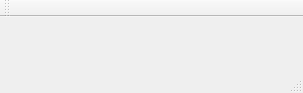
First picture: the form in mainwindow.ui, repository mission-young/QSingleTCanvas, before the edit.
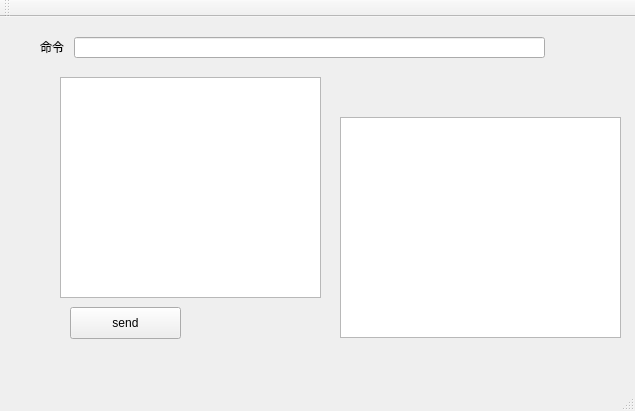
Second picture: the form after the edit.

Patch:
```diff
--- a/mainwindow.ui
+++ b/mainwindow.ui
@@ -6,14 +6,71 @@
    <rect>
     <x>0</x>
     <y>0</y>
-    <width>303</width>
-    <height>93</height>
+    <width>635</width>
+    <height>411</height>
    </rect>
   </property>
   <property name="windowTitle">
    <string>MainWindow</string>
   </property>
-  <widget class="QWidget" name="centralWidget"/>
+  <widget class="QWidget" name="centralWidget">
+   <widget class="QLineEdit" name="le_cmd">
+    <property name="geometry">
+     <rect>
+      <x>74</x>
+      <y>20</y>
+      <width>471</width>
+      <height>21</height>
+     </rect>
+    </property>
+   </widget>
+   <widget class="QLabel" name="lbl_cmd">
+    <property name="geometry">
+     <rect>
+      <x>40</x>
+      <y>20</y>
+      <width>26</width>
+      <height>19</height>
+     </rect>
+    </property>
+    <property name="text">
+     <string>命令</string>
+    </property>
+   </widget>
+   <widget class="QTextBrowser" name="textBrowser">
+    <property name="geometry">
+     <rect>
+      <x>340</x>
+      <y>100</y>
+      <width>281</width>
+      <height>221</height>
+     </rect>
+    </property>
+   </widget>
+   <widget class="QTextEdit" name="te_cmd">
+    <property name="geometry">
+     <rect>
+      <x>60</x>
+      <y>60</y>
+      <width>261</width>
+      <height>221</height>
+     </rect>
+    </property>
+   </widget>
+   <widget class="QPushButton" name="pushButton">
+    <property name="geometry">
+     <rect>
+      <x>70</x>
+      <y>290</y>
+      <width>111</width>
+      <height>32</height>
+     </rect>
+    </property>
+    <property name="text">
+     <string>send</string>
+    </property>
+   </widget>
+  </widget>
   <widget class="QMenuBar" name="menuBar">
    <property name="geometry">
     <rect>
```
Left out of the diff: 2 changed lines with no effect on the pictures.
